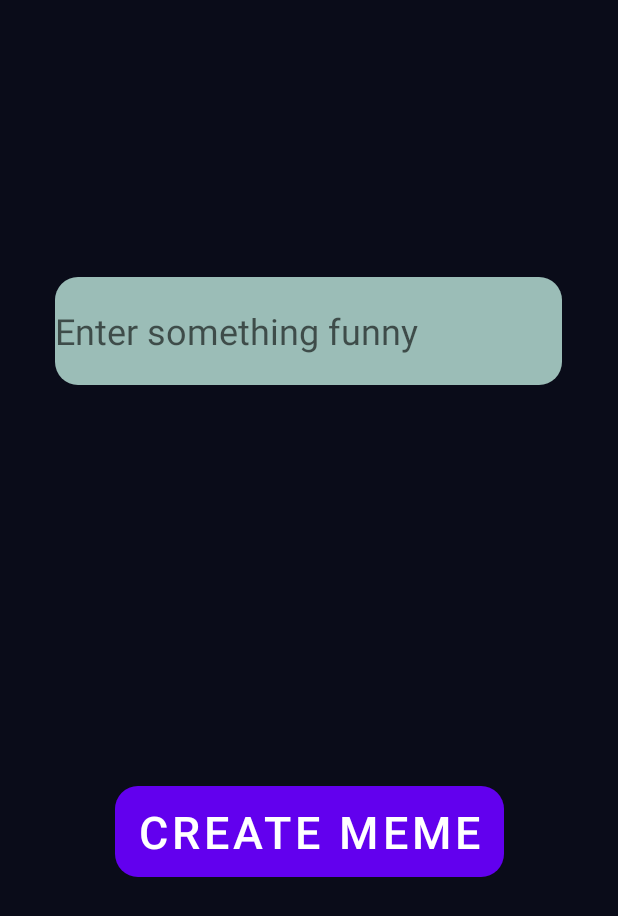
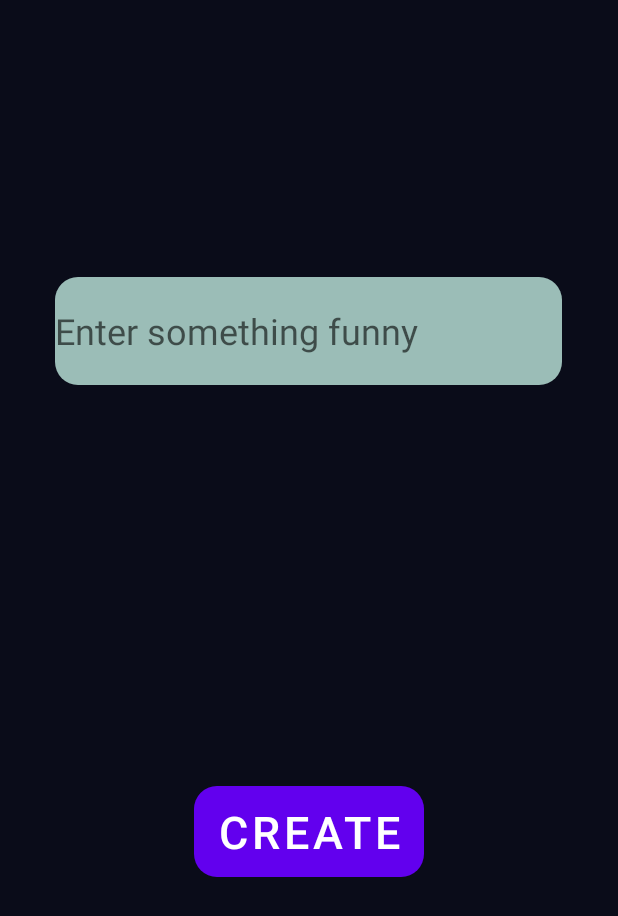
Before and after one commit to hereisjayant/MeMeow-ML-Cat-Meme-Generator, an Android app: the TextEnteringActivity screen opened directly, with no data from a screen before it, on a phone screen of 412 x 824 dp. Shown: the top 916 px of the screen. Run offline under Robolectric (Android 15) with nearby library versions, the phone set to English and light mode, and no system bars.

```diff
--- a/Cats/app/src/main/assets/Classes.txt
+++ /dev/null
@@ -1,6 +0,0 @@
-Mapping:
-
-0.   sad
-1.   anger
-2.   fear
-3.   happy
--- a/Cats/app/src/main/res/layout/activity_image_upload.xml
+++ b/Cats/app/src/main/res/layout/activity_image_upload.xml
@@ -47,7 +47,7 @@
         android:layout_marginBottom="149dp"
         android:background="@drawable/edit_text_style"
         android:backgroundTint="#987878"
-        android:text="Create Meme"
+        android:text="Create "
         android:textSize="30sp"
         app:iconTint="#3397F1" />
 
--- a/Cats/app/src/main/res/layout/activity_text_entering.xml
+++ b/Cats/app/src/main/res/layout/activity_text_entering.xml
@@ -32,7 +32,7 @@
         android:background="@drawable/edit_text_style"
         android:backgroundTint="#987878"
         android:capitalize="words"
-        android:text="Create Meme"
+        android:text="Create"
         android:textSize="30sp"
         app:layout_constraintBottom_toBottomOf="parent"
         app:layout_constraintEnd_toEndOf="parent"
```
Also changed, not shown: 265 other files.
